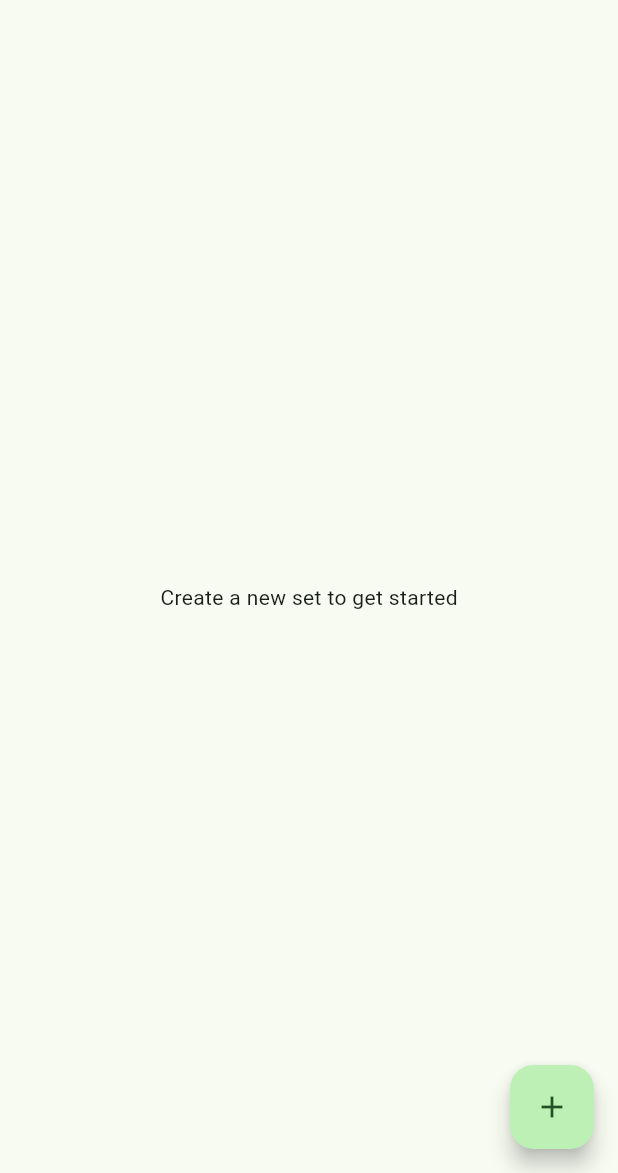
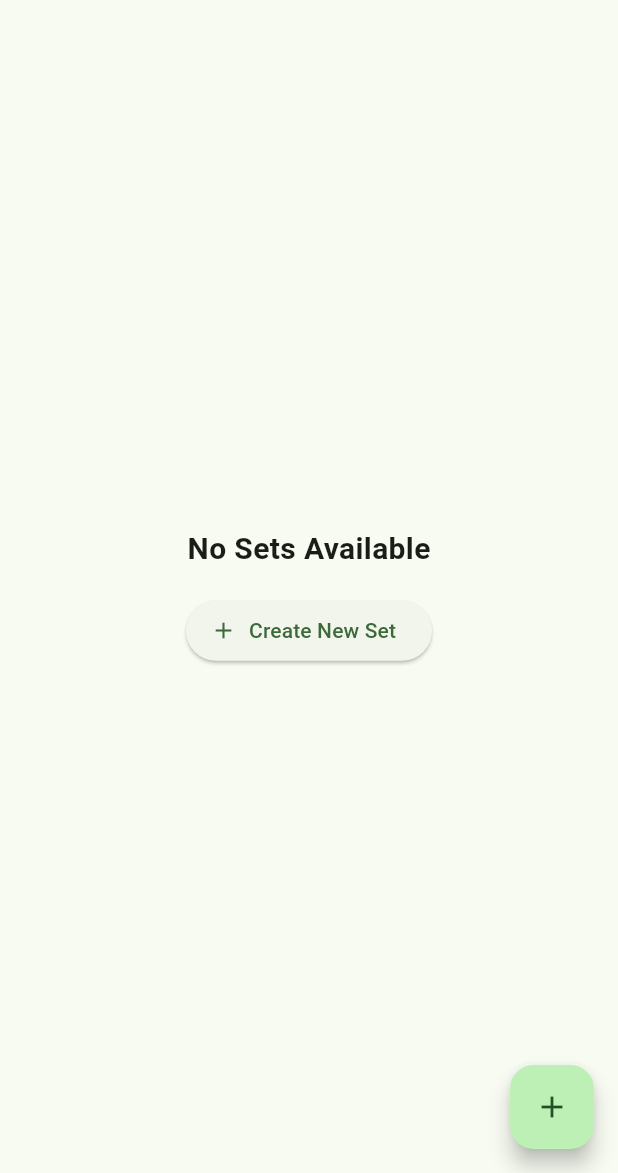
Before and after one commit to adakozuchow/pure_vibe, a Flutter app: the screen it shows after launch, on a phone screen of 412 x 824 dp, the part 63-1236 px from its top. Run offline on Flutter 3.47's test engine with Material 3 defaults, Android fonts, the light colour scheme and no system bars; our stand-ins replace shared_preferences.

Commit message:
Redisign main view to display list of sets

```diff
--- a/brute_force/lib/main.dart
+++ b/brute_force/lib/main.dart
@@ -1,5 +1,5 @@
 import 'package:flutter/material.dart';
-import 'screens/home_screen.dart';
+import 'screens/sets_list_screen.dart';
 
 void main() {
   runApp(const MyApp());
@@ -26,7 +26,7 @@ class MyApp extends StatelessWidget {
         ),
         useMaterial3: true,
       ),
-      home: const HomeScreen(),
+      home: const SetsListScreen(),
     );
   }
 }
--- a/brute_force/lib/screens/home_screen.dart
+++ b/brute_force/lib/screens/home_screen.dart
@@ -3,178 +3,80 @@ import '../models/run.dart';
 import '../models/character_tile.dart';
 import '../widgets/character_grid.dart';
 import '../widgets/suggested_tile.dart';
-import '../services/storage_service.dart';
-import 'new_set_screen.dart';
 
 class HomeScreen extends StatefulWidget {
-  const HomeScreen({super.key});
+  final Run initialSet;
+  final Function(Run) onSetUpdated;
+
+  const HomeScreen({
+    super.key,
+    required this.initialSet,
+    required this.onSetUpdated,
+  });
 
   @override
   State<HomeScreen> createState() => _HomeScreenState();
 }
 
 class _HomeScreenState extends State<HomeScreen> {
-  late StorageService _storage;
-  List<Run> sets = [];
-  String? currentSetId;
+  late Run currentSet;
 
   @override
   void initState() {
     super.initState();
-    _initStorage();
-  }
-
-  Future<void> _initStorage() async {
-    _storage = await StorageService.init();
-    setState(() {
-      sets = _storage.loadRuns();
-      currentSetId = _storage.loadCurrentRunId();
-    });
-  }
-
-  Future<void> _saveState() async {
-    await _storage.saveRuns(sets);
-    await _storage.saveCurrentRunId(currentSetId);
-  }
-
-  void _createNewSet() async {
-    final result = await Navigator.push<Run>(
-      context,
-      MaterialPageRoute(builder: (context) => const NewSetScreen()),
-    );
-
-    if (result != null) {
-      setState(() {
-        sets.add(result);
-        currentSetId = result.id;
-        _saveState();
-      });
-    }
+    currentSet = widget.initialSet;
   }
 
   void _onTileTap(CharacterTile tile) {
     setState(() {
       tile.markAsUsed();
-      _saveState();
+      widget.onSetUpdated(currentSet);
     });
-  }
-
-  Run? get currentSet => currentSetId != null
-    ? sets.firstWhere((set) => set.id == currentSetId)
-    : null;
-
-  void _deleteSet(String setId) {
-    showDialog(
-      context: context,
-      builder: (context) => AlertDialog(
-        title: const Text('Delete Set'),
-        content: const Text('Are you sure you want to delete this set?'),
-        actions: [
-          TextButton(
-            onPressed: () => Navigator.pop(context),
-            child: const Text('Cancel'),
-          ),
-          TextButton(
-            onPressed: () {
-              setState(() {
-                sets.removeWhere((set) => set.id == setId);
-                if (currentSetId == setId) {
-                  currentSetId = sets.isNotEmpty ? sets.last.id : null;
-                }
-                _saveState();
-              });
-              Navigator.pop(context);
-            },
-            child: const Text('Delete', style: TextStyle(color: Colors.red)),
-          ),
-        ],
-      ),
-    );
   }
 
   @override
   Widget build(BuildContext context) {
     return Scaffold(
       appBar: AppBar(
-        title: const Text('BruteForcer'),
-        actions: [
-          if (sets.isNotEmpty)
-            PopupMenuButton<String>(
-              initialValue: currentSetId,
-              onSelected: (id) {
-                setState(() {
-                  currentSetId = id;
-                  _saveState();
-                });
-              },
-              itemBuilder: (BuildContext context) {
-                return sets.map((set) {
-                  return PopupMenuItem<String>(
-                    value: set.id,
-                    child: Row(
-                      children: [
-                        Expanded(
-                          child: Text(set.name),
+        leading: IconButton(
+          icon: const Icon(Icons.arrow_back),
+          onPressed: () => Navigator.pop(context),
         ),
-                        IconButton(
-                          icon: const Icon(Icons.delete, color: Colors.red),
-                          onPressed: () {
-                            Navigator.pop(context);
-                            _deleteSet(set.id);
-                          },
-                        ),
-                      ],
-                    ),
-                  );
-                }).toList();
-              },
-              child: Padding(
-                padding: const EdgeInsets.symmetric(horizontal: 16.0),
-                child: Row(
-                  children: [
-                    Text(
-                      currentSet?.name ?? 'Select Set',
-                      style: const TextStyle(color: Colors.white),
-                    ),
-                    const Icon(Icons.arrow_drop_down, color: Colors.white),
-                  ],
+        title: GestureDetector(
+          onTap: () => Navigator.pop(context),
+          child: const Text('BruteForcer'),
         ),
       ),
-            ),
-        ],
-      ),
-      body: currentSet != null
-        ? Padding(
+      body: Padding(
         padding: const EdgeInsets.all(16.0),
         child: Column(
           crossAxisAlignment: CrossAxisAlignment.stretch,
           children: [
             Text(
-                  'Remaining: ${currentSet!.remainingTiles}',
+              currentSet.name,
+              style: Theme.of(context).textTheme.headlineSmall,
+              textAlign: TextAlign.center,
+            ),
+            const SizedBox(height: 8),
+            Text(
+              'Remaining: ${currentSet.remainingTiles}',
               style: Theme.of(context).textTheme.titleLarge,
               textAlign: TextAlign.center,
             ),
             const SizedBox(height: 16),
             SuggestedTile(
-                  tiles: currentSet!.tiles,
+              tiles: currentSet.tiles,
               onTileTap: _onTileTap,
             ),
             const SizedBox(height: 16),
             Expanded(
               child: CharacterGrid(
-                    tiles: currentSet!.tiles,
+                tiles: currentSet.tiles,
                 onTileTap: _onTileTap,
               ),
             ),
           ],
         ),
-          )
-        : const Center(
-            child: Text('Create a new set to get started'),
-          ),
-      floatingActionButton: FloatingActionButton(
-        onPressed: _createNewSet,
-        child: const Icon(Icons.add),
       ),
     );
   }
--- /dev/null
+++ b/brute_force/lib/screens/sets_list_screen.dart
@@ -0,0 +1,151 @@
+import 'package:flutter/material.dart';
+import '../models/run.dart';
+import '../services/storage_service.dart';
+import 'home_screen.dart';
+import 'new_set_screen.dart';
+
+class SetsListScreen extends StatefulWidget {
+  const SetsListScreen({super.key});
+
+  @override
+  State<SetsListScreen> createState() => _SetsListScreenState();
+}
+
+class _SetsListScreenState extends State<SetsListScreen> {
+  late StorageService _storage;
+  List<Run> sets = [];
+
+  @override
+  void initState() {
+    super.initState();
+    _initStorage();
+  }
+
+  Future<void> _initStorage() async {
+    _storage = await StorageService.init();
+    setState(() {
+      sets = _storage.loadRuns();
+    });
+  }
+
+  Future<void> _saveState() async {
+    await _storage.saveRuns(sets);
+  }
+
+  void _createNewSet() async {
+    final result = await Navigator.push<Run>(
+      context,
+      MaterialPageRoute(builder: (context) => const NewSetScreen()),
+    );
+
+    if (result != null) {
+      setState(() {
+        sets.add(result);
+        _saveState();
+      });
+    }
+  }
+
+  void _deleteSet(String setId) {
+    showDialog(
+      context: context,
+      builder: (context) => AlertDialog(
+        title: const Text('Delete Set'),
+        content: const Text('Are you sure you want to delete this set?'),
+        actions: [
+          TextButton(
+            onPressed: () => Navigator.pop(context),
+            child: const Text('Cancel'),
+          ),
+          TextButton(
+            onPressed: () {
+              setState(() {
+                sets.removeWhere((set) => set.id == setId);
+                _saveState();
+              });
+              Navigator.pop(context);
+            },
+            child: const Text('Delete', style: TextStyle(color: Colors.red)),
+          ),
+        ],
+      ),
+    );
+  }
+
+  void _openSet(Run set) {
+    Navigator.push(
+      context,
+      MaterialPageRoute(
+        builder: (context) => HomeScreen(
+          initialSet: set,
+          onSetUpdated: (updatedSet) {
+            setState(() {
+              final index = sets.indexWhere((s) => s.id == updatedSet.id);
+              if (index != -1) {
+                sets[index] = updatedSet;
+                _saveState();
+              }
+            });
+          },
+        ),
+      ),
+    );
+  }
+
+  @override
+  Widget build(BuildContext context) {
+    return Scaffold(
+      appBar: AppBar(
+        title: const Text('BruteForcer'),
+      ),
+      body: sets.isEmpty
+        ? Center(
+            child: Column(
+              mainAxisAlignment: MainAxisAlignment.center,
+              children: [
+                const Text(
+                  'No Sets Available',
+                  style: TextStyle(fontSize: 20, fontWeight: FontWeight.bold),
+                ),
+                const SizedBox(height: 16),
+                ElevatedButton.icon(
+                  onPressed: _createNewSet,
+                  icon: const Icon(Icons.add),
+                  label: const Text('Create New Set'),
+                ),
+              ],
+            ),
+          )
+        : ListView.builder(
+            padding: const EdgeInsets.all(16),
+            itemCount: sets.length,
+            itemBuilder: (context, index) {
+              final set = sets[index];
+              return Card(
+                margin: const EdgeInsets.only(bottom: 16),
+                child: ListTile(
+                  title: Text(
+                    set.name,
+                    style: const TextStyle(
+                      fontWeight: FontWeight.bold,
+                    ),
+                  ),
+                  subtitle: Text(
+                    'Remaining: ${set.remainingTiles} / ${set.tiles.length}',
+                  ),
+                  trailing: IconButton(
+                    icon: const Icon(Icons.delete, color: Colors.red),
+                    onPressed: () => _deleteSet(set.id),
+                  ),
+                  onTap: () => _openSet(set),
+                ),
+              );
+            },
+          ),
+      floatingActionButton: FloatingActionButton(
+        onPressed: _createNewSet,
+        child: const Icon(Icons.add),
+      ),
+    );
+  }
+}
```
Lines whose indentation alone changed are shown as unchanged.
